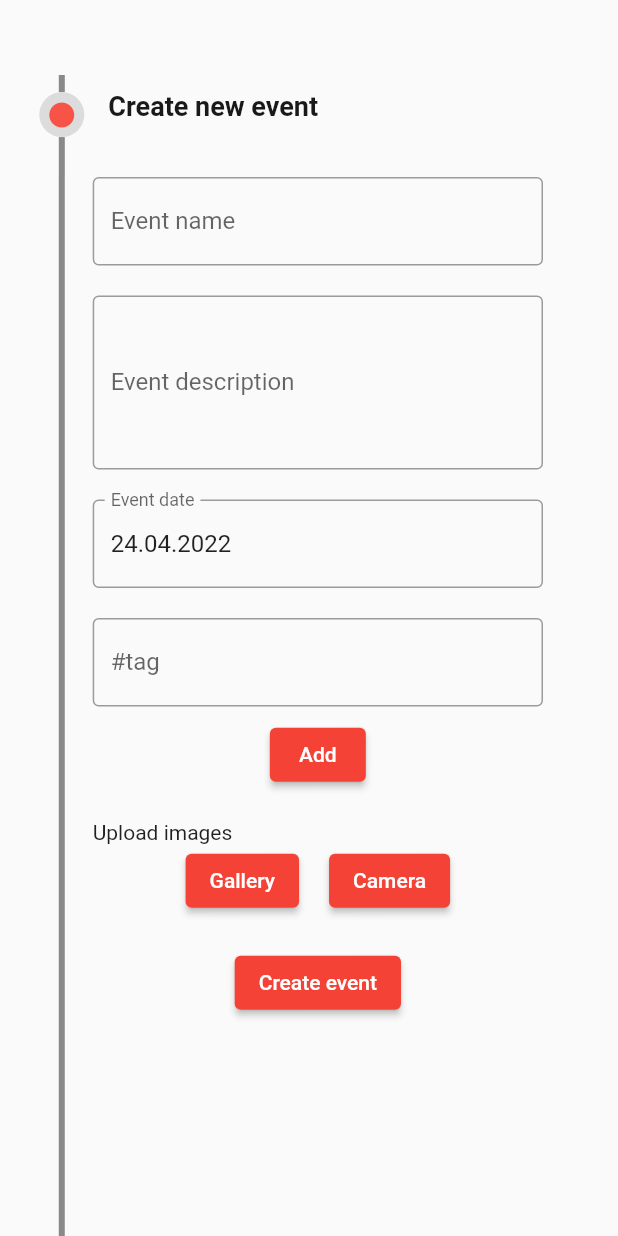
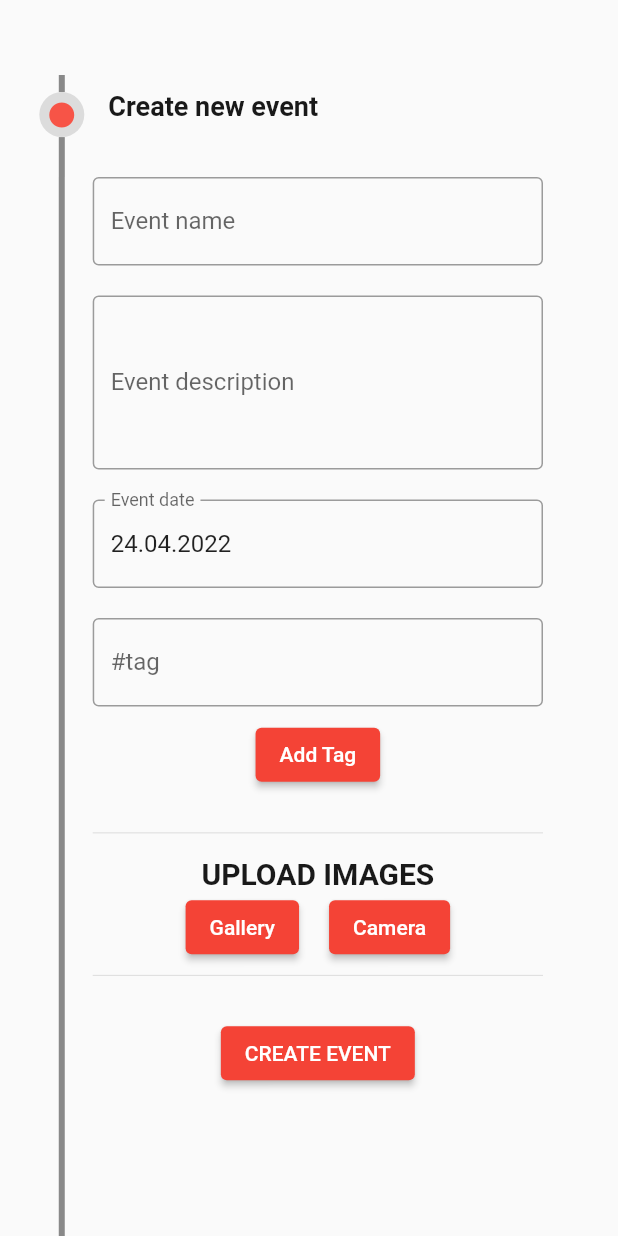
Before and after one commit to slavikmichal/Timelive, a Flutter app: the CreateEventScreen screen opened directly, on a phone screen of 412 x 824 dp. Run offline on Flutter 3.47's test engine with Material 2 defaults, Android fonts, the light colour scheme and no system bars; drawn by our look-alikes of timeline_tile; our stand-ins replace cloud_firestore, faker, firebase_core, firebase_storage, flutter_bloc, flutter_speed_dial and 5 more; missing offline and left inert: barcode_scan2; accounts and stored records are empty; Roboto replaces fonts that are missing (Ubuntu).

Commit message:
improve create form layout

```diff
--- a/lib/create_event_screen.dart
+++ b/lib/create_event_screen.dart
@@ -2,10 +2,12 @@ import 'dart:io';
 
 import 'package:flutter/material.dart';
 import 'package:flutter/rendering.dart';
+import 'package:google_fonts/google_fonts.dart';
 import 'package:image_picker/image_picker.dart';
 import 'package:path/path.dart';
 import 'package:timelive/models/event_form_state.dart';
 import 'package:timelive/models/timeline_zoom.dart';
+import 'package:timelive/themes/color_schemer.dart';
 import 'package:timelive/tile.dart';
 
 import 'controllers/event_controller.dart';
@@ -95,7 +97,7 @@ class _CreateEventScreenState extends State<CreateEventScreen> {
 
   Widget _addTagButton() {
     return ElevatedButton(
-      child: const Text("Add"),
+      child: const Text("Add Tag"),
       onPressed: () {
         if (_textController.value.text != '') {
           setState(() {
@@ -109,7 +111,7 @@ class _CreateEventScreenState extends State<CreateEventScreen> {
 
   Widget _saveEvent(BuildContext context) {
     return ElevatedButton(
-      child: const Text("Create event"),
+      child: Text("Create event".toUpperCase()),
       onPressed: () {
         EventController.addEvent(_formState);
         //TODO confirmation
@@ -224,7 +226,22 @@ class _CreateEventScreenState extends State<CreateEventScreen> {
     return Column(
       crossAxisAlignment: CrossAxisAlignment.start,
       children: [
-        const Text("Upload images"),
+        const Divider(),
+        Center(
+          child: Padding(
+            padding: const EdgeInsets.only(top: 8.0),
+            child: Text(
+              'Upload images'.toUpperCase(),
+              textAlign: TextAlign.center,
+              // overflow: TextOverflow,
+              style: GoogleFonts.ubuntu(
+                fontSize: 20,
+                color: ColorSchemer.textColor,
+                fontWeight: FontWeight.bold,
+              ),
+            ),
+          ),
+        ),
         Row(
           mainAxisAlignment: MainAxisAlignment.center,
           children: [
@@ -243,6 +260,7 @@ class _CreateEventScreenState extends State<CreateEventScreen> {
             ),
           ],
         ),
+        const Divider(),
         Column(
           mainAxisAlignment: MainAxisAlignment.center,
           children: <Widget>[for (var item in _formState.images) Text(basename(item.path))],
```
